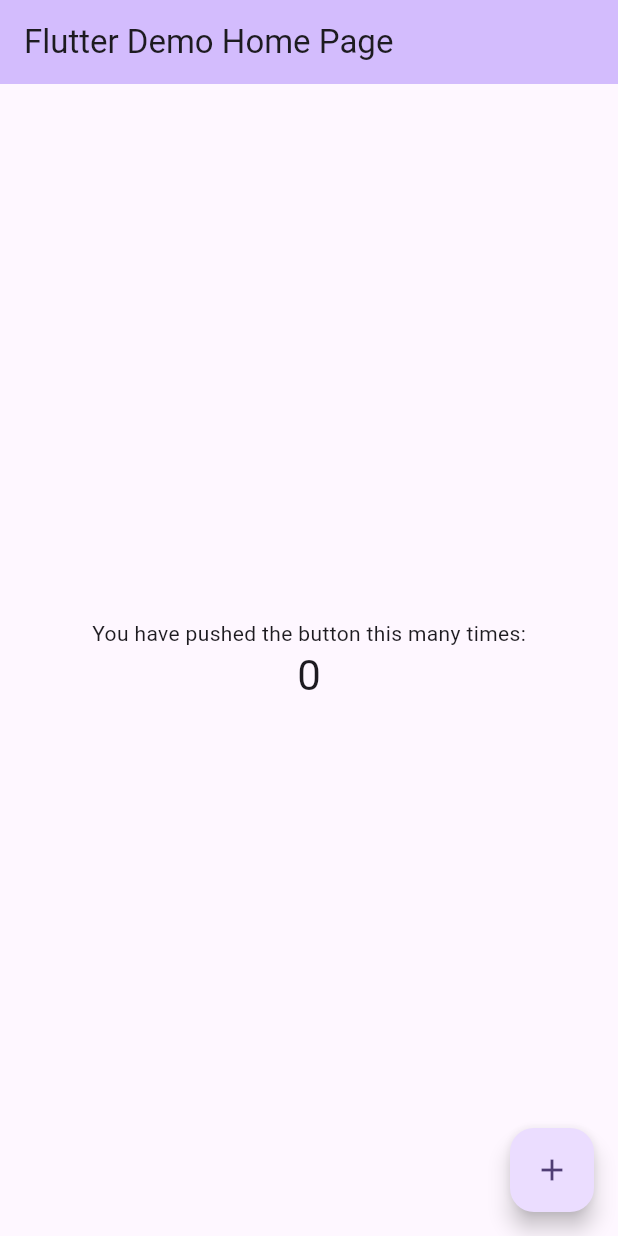
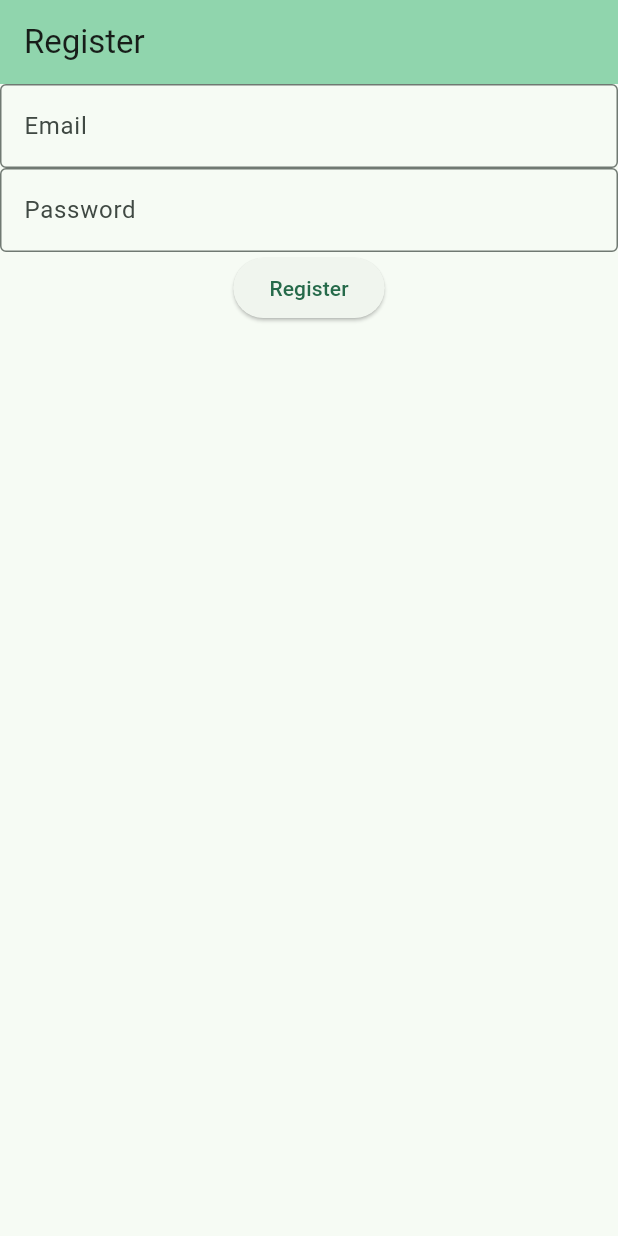
Before and after one commit to tatuan19/flutter-sample, a Flutter app: the screen it shows after launch, on a phone screen of 412 x 824 dp. Run offline on Flutter 3.47's test engine with Material 3 defaults, Android fonts, the phone set to English and light mode, and no system bars; our stand-ins replace firebase_auth, firebase_core; accounts and stored records are empty.

Commit message:
Basic Registration Screen

```diff
--- a/lib/main.dart
+++ b/lib/main.dart
@@ -1,3 +1,4 @@
+import 'package:firebase_auth/firebase_auth.dart';
 import 'package:firebase_core/firebase_core.dart';
 import 'package:flutter/material.dart';
 
@@ -5,9 +6,6 @@ import 'firebase_options.dart';
 
 void main() async {
   WidgetsFlutterBinding.ensureInitialized();
-  await Firebase.initializeApp(
-    options: DefaultFirebaseOptions.currentPlatform,
-  );
   runApp(const MyApp());
 }
 
@@ -20,113 +18,94 @@ class MyApp extends StatelessWidget {
     return MaterialApp(
       title: 'Flutter Demo',
       theme: ThemeData(
-        // This is the theme of your application.
-        //
-        // TRY THIS: Try running your application with "flutter run". You'll see
-        // the application has a purple toolbar. Then, without quitting the app,
-        // try changing the seedColor in the colorScheme below to Colors.green
-        // and then invoke "hot reload" (save your changes or press the "hot
-        // reload" button in a Flutter-supported IDE, or press "r" if you used
-        // the command line to start the app).
-        //
-        // Notice that the counter didn't reset back to zero; the application
-        // state is not lost during the reload. To reset the state, use hot
-        // restart instead.
-        //
-        // This works for code too, not just values: Most code changes can be
-        // tested with just a hot reload.
-        colorScheme: ColorScheme.fromSeed(seedColor: Colors.deepPurple),
+        colorScheme: ColorScheme.fromSeed(seedColor: Colors.greenAccent),
         useMaterial3: true,
       ),
-      home: const MyHomePage(title: 'Flutter Demo Home Page'),
+      home: const HomePage(),
     );
   }
 }
 
-class MyHomePage extends StatefulWidget {
-  const MyHomePage({super.key, required this.title});
-
-  // This widget is the home page of your application. It is stateful, meaning
-  // that it has a State object (defined below) that contains fields that affect
-  // how it looks.
-
-  // This class is the configuration for the state. It holds the values (in this
-  // case the title) provided by the parent (in this case the App widget) and
-  // used by the build method of the State. Fields in a Widget subclass are
-  // always marked "final".
-
-  final String title;
+class HomePage extends StatefulWidget {
+  const HomePage({super.key});
 
   @override
-  State<MyHomePage> createState() => _MyHomePageState();
+  State<HomePage> createState() => _HomePageState();
 }
 
-class _MyHomePageState extends State<MyHomePage> {
-  int _counter = 0;
+class _HomePageState extends State<HomePage> {
+  late final TextEditingController _email;
+  late final TextEditingController _password;
 
-  void _incrementCounter() {
-    setState(() {
-      // This call to setState tells the Flutter framework that something has
-      // changed in this State, which causes it to rerun the build method below
-      // so that the display can reflect the updated values. If we changed
-      // _counter without calling setState(), then the build method would not be
-      // called again, and so nothing would appear to happen.
-      _counter++;
-    });
+  @override
+  void initState() {
+    _email = TextEditingController();
+    _password = TextEditingController();
+    super.initState();
+  }
+
+  @override
+  void dispose() {
+    _email.dispose();
+    _password.dispose();
+    super.dispose();
   }
 
   @override
   Widget build(BuildContext context) {
-    // This method is rerun every time setState is called, for instance as done
-    // by the _incrementCounter method above.
-    //
-    // The Flutter framework has been optimized to make rerunning build methods
-    // fast, so that you can just rebuild anything that needs updating rather
-    // than having to individually change instances of widgets.
     return Scaffold(
       appBar: AppBar(
-        // TRY THIS: Try changing the color here to a specific color (to
-        // Colors.amber, perhaps?) and trigger a hot reload to see the AppBar
-        // change color while the other colors stay the same.
         backgroundColor: Theme.of(context).colorScheme.inversePrimary,
-        // Here we take the value from the MyHomePage object that was created by
-        // the App.build method, and use it to set our appbar title.
-        title: Text(widget.title),
+        title: const Text('Register'),
       ),
-      body: Center(
-        // Center is a layout widget. It takes a single child and positions it
-        // in the middle of the parent.
-        child: Column(
-          // Column is also a layout widget. It takes a list of children and
-          // arranges them vertically. By default, it sizes itself to fit its
-          // children horizontally, and tries to be as tall as its parent.
-          //
-          // Column has various properties to control how it sizes itself and
-          // how it positions its children. Here we use mainAxisAlignment to
-          // center the children vertically; the main axis here is the vertical
-          // axis because Columns are vertical (the cross axis would be
-          // horizontal).
-          //
-          // TRY THIS: Invoke "debug painting" (choose the "Toggle Debug Paint"
-          // action in the IDE, or press "p" in the console), to see the
-          // wireframe for each widget.
-          mainAxisAlignment: MainAxisAlignment.center,
-          children: <Widget>[
-            const Text(
-              'You have pushed the button this many times:',
-            ),
-            Text(
-              '$_counter',
-              style: Theme.of(context).textTheme.headlineMedium,
-            ),
-          ],
+      body: FutureBuilder(
+        future: Firebase.initializeApp(
+          options: DefaultFirebaseOptions.currentPlatform,
         ),
+        builder: (context, snapshot) {
+          switch (snapshot.connectionState) {
+            case ConnectionState.done:
+              return Column(
+                children: <Widget>[
+                  TextField(
+                    controller: _email,
+                    enableSuggestions: false,
+                    autocorrect: false,
+                    keyboardType: TextInputType.emailAddress,
+                    decoration: const InputDecoration(
+                      hintText: 'Enter your email',
+                      border: OutlineInputBorder(),
+                      labelText: 'Email',
+                    ),
+                  ),
+                  TextField(
+                    controller: _password,
+                    obscureText: true,
+                    enableSuggestions: false,
+                    autocorrect: false,
+                    decoration: const InputDecoration(
+                      hintText: 'Enter your password',
+                      border: OutlineInputBorder(),
+                      labelText: 'Password',
+                    ),
+                  ),
+                  ElevatedButton(
+                    onPressed: () async {
+                      await FirebaseAuth.instance
+                          .createUserWithEmailAndPassword(
+                        email: _email.text,
+                        password: _password.text,
+                      );
+                    },
+                    child: const Text('Register'),
+                  ),
+                ],
+              );
+            default:
+              return const Center(child: CircularProgressIndicator());
+          }
+        },
       ),
-      floatingActionButton: FloatingActionButton(
-        onPressed: _incrementCounter,
-        tooltip: 'Increment',
-        child: const Icon(Icons.add),
-      ), // This trailing comma makes auto-formatting nicer for build methods.
     );
   }
 }
```
